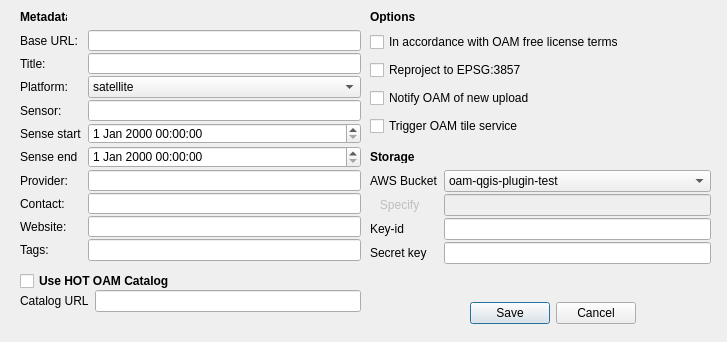
The window that OpenAerialMap/gui/ui/setting_dialog.ui (hotosm/oam-qgis-plugin) describes before a commit, drawn with Qt 5.
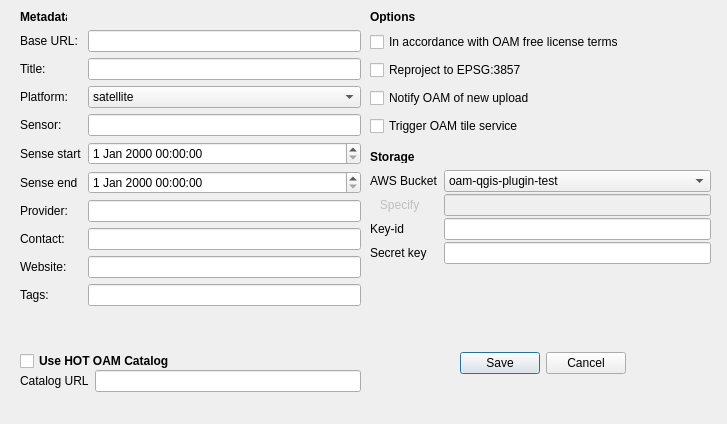
The same window after the commit.

Commit message: Readjusted the GUI in cross-platform environment.

```diff
--- a/OpenAerialMap/gui/ui/setting_dialog.ui
+++ b/OpenAerialMap/gui/ui/setting_dialog.ui
@@ -7,7 +7,7 @@
     <x>0</x>
     <y>0</y>
     <width>727</width>
-    <height>342</height>
+    <height>424</height>
    </rect>
   </property>
   <property name="windowTitle">
@@ -16,8 +16,8 @@
   <widget class="QDialogButtonBox" name="buttonBox">
    <property name="geometry">
     <rect>
-     <x>460</x>
-     <y>300</y>
+     <x>450</x>
+     <y>350</y>
      <width>176</width>
      <height>27</height>
     </rect>
@@ -33,7 +33,7 @@
    <property name="geometry">
     <rect>
      <x>20</x>
-     <y>290</y>
+     <y>370</y>
      <width>341</width>
      <height>41</height>
     </rect>
@@ -58,7 +58,7 @@
    <property name="geometry">
     <rect>
      <x>20</x>
-     <y>270</y>
+     <y>350</y>
      <width>161</width>
      <height>22</height>
     </rect>
@@ -73,177 +73,6 @@
     <string>Use HOT OAM Catalog</string>
    </property>
   </widget>
-  <widget class="QWidget" name="formLayoutWidget_2">
-   <property name="geometry">
-    <rect>
-     <x>20</x>
-     <y>30</y>
-     <width>341</width>
-     <height>231</height>
-    </rect>
-   </property>
-   <layout class="QFormLayout" name="formLayout_1">
-    <property name="fieldGrowthPolicy">
-     <enum>QFormLayout::AllNonFixedFieldsGrow</enum>
-    </property>
-    <property name="verticalSpacing">
-     <number>2</number>
-    </property>
-    <item row="1" column="0">
-     <widget class="QLabel" name="title_label">
-      <property name="text">
-       <string>Title:</string>
-      </property>
-     </widget>
-    </item>
-    <item row="1" column="1">
-     <widget class="QLineEdit" name="title_edit">
-      <property name="toolTip">
-       <string>Human friendly title of the image</string>
-      </property>
-     </widget>
-    </item>
-    <item row="2" column="0">
-     <widget class="QLabel" name="platform_label">
-      <property name="text">
-       <string>Platform:</string>
-      </property>
-     </widget>
-    </item>
-    <item row="2" column="1">
-     <widget class="QComboBox" name="platform_combo_box">
-      <item>
-       <property name="text">
-        <string>satellite</string>
-       </property>
-      </item>
-      <item>
-       <property name="text">
-        <string>aircraft</string>
-       </property>
-      </item>
-      <item>
-       <property name="text">
-        <string>UAV</string>
-       </property>
-      </item>
-      <item>
-       <property name="text">
-        <string>balloon</string>
-       </property>
-      </item>
-      <item>
-       <property name="text">
-        <string>kite</string>
-       </property>
-      </item>
-     </widget>
-    </item>
-    <item row="3" column="0">
-     <widget class="QLabel" name="sensor_label">
-      <property name="text">
-       <string>Sensor:</string>
-      </property>
-     </widget>
-    </item>
-    <item row="3" column="1">
-     <widget class="QLineEdit" name="sensor_edit">
-      <property name="toolTip">
-       <string>Image aquisition device (eg. camera, radar, etc)</string>
-      </property>
-     </widget>
-    </item>
-    <item row="4" column="0">
-     <widget class="QLabel" name="sense_start_label">
-      <property name="text">
-       <string>Sense start</string>
-      </property>
-     </widget>
-    </item>
-    <item row="6" column="0">
-     <widget class="QLabel" name="sense_end_label">
-      <property name="text">
-       <string>Sense end</string>
-      </property>
-     </widget>
-    </item>
-    <item row="6" column="1">
-     <widget class="QDateTimeEdit" name="sense_end_edit"/>
-    </item>
-    <item row="8" column="0">
-     <widget class="QLabel" name="provider_label">
-      <property name="text">
-       <string>Provider:</string>
-      </property>
-     </widget>
-    </item>
-    <item row="8" column="1">
-     <widget class="QLineEdit" name="provider_edit">
-      <property name="toolTip">
-       <string>Provider/owner of the OIN bucket</string>
-      </property>
-     </widget>
-    </item>
-    <item row="9" column="0">
-     <widget class="QLabel" name="contact_label">
-      <property name="text">
-       <string>Contact:</string>
-      </property>
-     </widget>
-    </item>
-    <item row="9" column="1">
-     <widget class="QLineEdit" name="contact_edit">
-      <property name="toolTip">
-       <string>Name and email address of the data provider</string>
-      </property>
-      <property name="cursorPosition">
-       <number>0</number>
-      </property>
-     </widget>
-    </item>
-    <item row="0" column="0">
-     <widget class="QLabel" name="base_uuid_label">
-      <property name="text">
-       <string>Base URL:</string>
-      </property>
-     </widget>
-    </item>
-    <item row="0" column="1">
-     <widget class="QLineEdit" name="base_uuid_edit">
-      <property name="toolTip">
-       <string>Website of the data provider</string>
-      </property>
-     </widget>
-    </item>
-    <item row="11" column="1">
-     <widget class="QLineEdit" name="tags_edit">
-      <property name="toolTip">
-       <string>Free tags separated by comma</string>
-      </property>
-     </widget>
-    </item>
-    <item row="11" column="0">
-     <widget class="QLabel" name="tags_label">
-      <property name="text">
-       <string>Tags:</string>
-      </property>
-     </widget>
-    </item>
-    <item row="10" column="1">
-     <widget class="QLineEdit" name="website_edit"/>
-    </item>
-    <item row="10" column="0">
-     <widget class="QLabel" name="website_label">
-      <property name="text">
-       <string>Website:</string>
-      </property>
-     </widget>
-    </item>
-    <item row="4" column="1">
-     <widget class="QDateTimeEdit" name="sense_start_edit"/>
-    </item>
-   </layout>
-  </widget>
   <widget class="QLabel" name="lbMetadata">
    <property name="geometry">
     <rect>
@@ -328,7 +157,7 @@
      <x>370</x>
      <y>170</y>
      <width>341</width>
-     <height>111</height>
+     <height>122</height>
     </rect>
    </property>
    <layout class="QFormLayout" name="formLayout_2">
@@ -443,6 +272,171 @@
     <string>Storage</string>
    </property>
   </widget>
+  <widget class="QWidget" name="formLayoutWidget">
+   <property name="geometry">
+    <rect>
+     <x>20</x>
+     <y>30</y>
+     <width>341</width>
+     <height>311</height>
+    </rect>
+   </property>
+   <layout class="QFormLayout" name="formLayoutMetadata">
+    <item row="9" column="0">
+     <widget class="QLabel" name="tags_label">
+      <property name="text">
+       <string>Tags:</string>
+      </property>
+     </widget>
+    </item>
+    <item row="9" column="1">
+     <widget class="QLineEdit" name="tags_edit">
+      <property name="toolTip">
+       <string>Free tags separated by comma</string>
+      </property>
+     </widget>
+    </item>
+    <item row="8" column="0">
+     <widget class="QLabel" name="website_label">
+      <property name="text">
+       <string>Website:</string>
+      </property>
+     </widget>
+    </item>
+    <item row="8" column="1">
+     <widget class="QLineEdit" name="website_edit"/>
+    </item>
+    <item row="7" column="0">
+     <widget class="QLabel" name="contact_label">
+      <property name="text">
+       <string>Contact:</string>
+      </property>
+     </widget>
+    </item>
+    <item row="7" column="1">
+     <widget class="QLineEdit" name="contact_edit">
+      <property name="toolTip">
+       <string>Name and email address of the data provider</string>
+      </property>
+      <property name="cursorPosition">
+       <number>0</number>
+      </property>
+     </widget>
+    </item>
+    <item row="6" column="0">
+     <widget class="QLabel" name="provider_label">
+      <property name="text">
+       <string>Provider:</string>
+      </property>
+     </widget>
+    </item>
+    <item row="6" column="1">
+     <widget class="QLineEdit" name="provider_edit">
+      <property name="toolTip">
+       <string>Provider/owner of the OIN bucket</string>
+      </property>
+     </widget>
+    </item>
+    <item row="5" column="0">
+     <widget class="QLabel" name="sense_end_label">
+      <property name="text">
+       <string>Sense end</string>
+      </property>
+     </widget>
+    </item>
+    <item row="5" column="1">
+     <widget class="QDateTimeEdit" name="sense_end_edit"/>
+    </item>
+    <item row="4" column="0">
+     <widget class="QLabel" name="sense_start_label">
+      <property name="text">
+       <string>Sense start</string>
+      </property>
+     </widget>
+    </item>
+    <item row="4" column="1">
+     <widget class="QDateTimeEdit" name="sense_start_edit"/>
+    </item>
+    <item row="3" column="0">
+     <widget class="QLabel" name="sensor_label">
+      <property name="text">
+       <string>Sensor:</string>
+      </property>
+     </widget>
+    </item>
+    <item row="3" column="1">
+     <widget class="QLineEdit" name="sensor_edit">
+      <property name="toolTip">
+       <string>Image aquisition device (eg. camera, radar, etc)</string>
+      </property>
+     </widget>
+    </item>
+    <item row="2" column="0">
+     <widget class="QLabel" name="platform_label">
+      <property name="text">
+       <string>Platform:</string>
+      </property>
+     </widget>
+    </item>
+    <item row="2" column="1">
+     <widget class="QComboBox" name="platform_combo_box">
+      <item>
+       <property name="text">
+        <string>satellite</string>
+       </property>
+      </item>
+      <item>
+       <property name="text">
+        <string>aircraft</string>
+       </property>
+      </item>
+      <item>
+       <property name="text">
+        <string>UAV</string>
+       </property>
+      </item>
+      <item>
+       <property name="text">
+        <string>balloon</string>
+       </property>
+      </item>
+      <item>
+       <property name="text">
+        <string>kite</string>
+       </property>
+      </item>
+     </widget>
+    </item>
+    <item row="1" column="0">
+     <widget class="QLabel" name="title_label">
+      <property name="text">
+       <string>Title:</string>
+      </property>
+     </widget>
+    </item>
+    <item row="1" column="1">
+     <widget class="QLineEdit" name="title_edit">
+      <property name="toolTip">
+       <string>Human friendly title of the image</string>
+      </property>
+     </widget>
+    </item>
+    <item row="0" column="0">
+     <widget class="QLabel" name="base_uuid_label">
+      <property name="text">
+       <string>Base URL:</string>
+      </property>
+     </widget>
+    </item>
+    <item row="0" column="1">
+     <widget class="QLineEdit" name="base_uuid_edit">
+      <property name="toolTip">
+       <string>Website of the data provider</string>
+      </property>
+     </widget>
+    </item>
+   </layout>
+  </widget>
  </widget>
  <resources/>
  <connections>
```
The commit also changes 1 other file.
